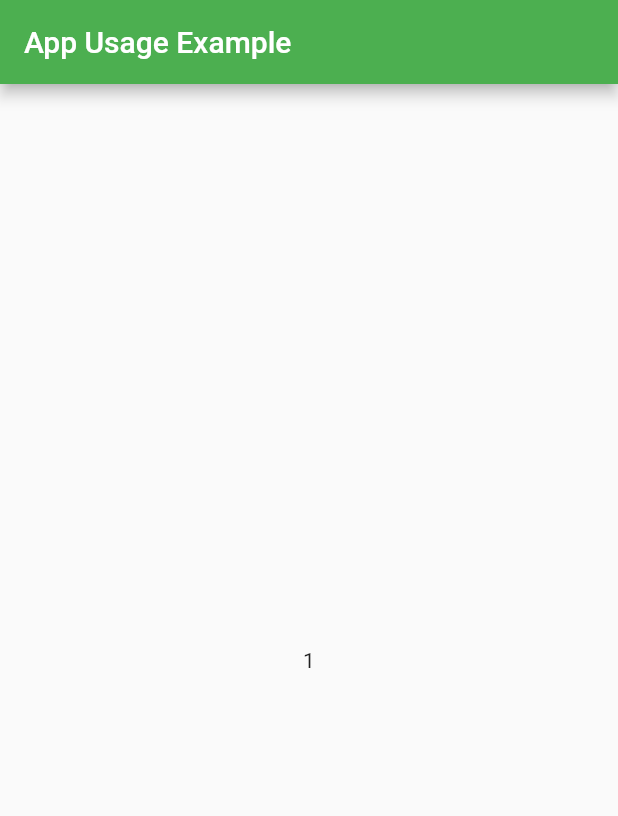
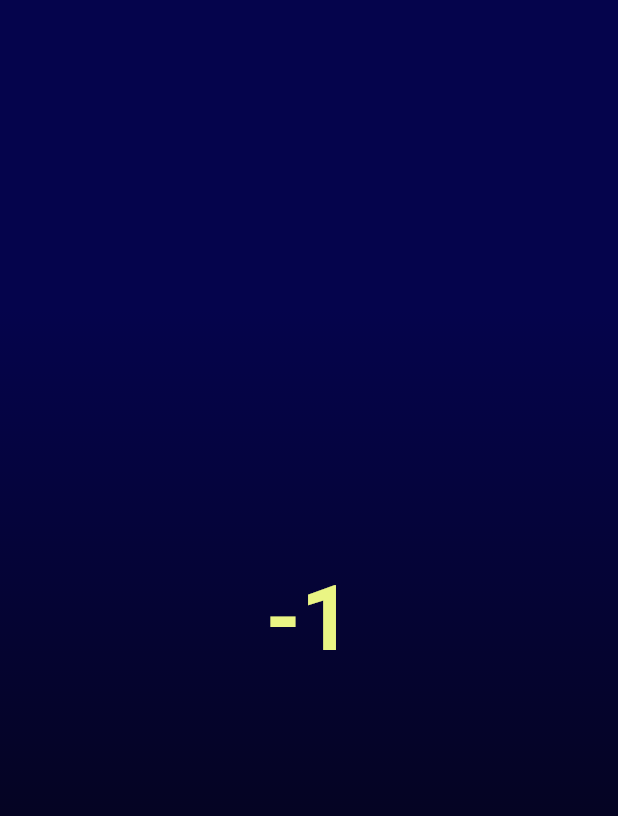
Before and after one commit to Spades13/Flutter_TM, a Flutter app: the screen it shows after launch, after a tap on "Start", on a phone screen of 412 x 824 dp. Shown: the top 816 px of the screen. Run offline on Flutter 3.47's test engine with Material 2 defaults, Android fonts, the phone set to English and light mode, and no system bars; our stand-ins replace google_nav_bar; missing offline and left inert: app_usage, usage_stats.

Commit message:
We did the colors today yay, home page timer and settings

```diff
--- a/tm/lib/main.dart
+++ b/tm/lib/main.dart
@@ -17,3 +17,8 @@ class MyApp extends StatelessWidget {
     );
   }
 }
+
+
+//Color.fromARGB(255, 5, 4, 51),
+//234, 245, 132, 12
+//
--- a/tm/lib/pages/settings.dart
+++ b/tm/lib/pages/settings.dart
@@ -1,5 +1,5 @@
 import 'package:flutter/material.dart';
-import 'package:flutter_settings_screens/flutter_settings_screens.dart';
+//import 'package:flutter_settings_screens/flutter_settings_screens.dart';
 
 class Settings extends StatefulWidget {
   @override
@@ -7,15 +7,44 @@ class Settings extends StatefulWidget {
 }
 
 class _Settings extends State<Settings> {
+  int _currentIcon = 0;
+
+  List<bool> isSelected = [false];
+  List<Widget> lighticon = [
+    Icon(Icons.lightbulb_circle),
+    Icon(Icons.lightbulb_circle_sharp)
+  ];
   @override
-  Widget build(BuildContext context) => Scaffold(
-        body: SafeArea(
-          child: ListView(
-            padding: EdgeInsets.all(24),
-            children: <Widget>[
-              //buildLogout(),
+  Widget build(BuildContext context) {
+    return Scaffold(
+      body: SafeArea(
+        child: Padding(
+          padding: const EdgeInsets.all(12),
+          child: Column(
+            children: [
+              Text("Settings",
+                  style: TextStyle(fontSize: 40, fontWeight: FontWeight.bold)),
+              Row(
+                children: [
+                  ToggleButtons(
+                    // ignore: sort_child_properties_last
+                    children: <Widget>[
+                      lighticon[_currentIcon],
+                    ],
+                    isSelected: isSelected,
+                    onPressed: (int newIndex) {
+                      print(newIndex);
+                      //when clicked it returns:
+                      // MAKE ICON CHANGE WHEN TAPPED WITH THE NEW LISTS I MADE
+                    },
+                    renderBorder: false,
+                  ),
+                ],
+              ),
             ],
           ),
         ),
-      );
+      ),
+    );
+  }
 }
--- a/tm/lib/pages/userhomepage.dart
+++ b/tm/lib/pages/userhomepage.dart
@@ -6,18 +6,56 @@ import 'package:tm/minutesstudy.dart';
 import 'package:tm/startbutton.dart';
 
 class UserHome extends StatelessWidget {
+  //variables
+  int study_hour = 0;
+  int study_minutes = 0;
+  int break_hour = 0;
+  int break_minutes = 0;
+
   @override
   Widget build(BuildContext context) {
-    return Scaffold(
-      backgroundColor: Color.fromARGB(255, 5, 4, 51),
+    return Container(
+      decoration: const BoxDecoration(
+          gradient: LinearGradient(
+              begin: Alignment.topCenter,
+              end: Alignment.bottomCenter,
+              colors: [
+            Color.fromARGB(255, 5, 4, 76),
+            Color.fromARGB(255, 5, 4, 76),
+            Color.fromARGB(255, 5, 4, 51),
+            Color.fromARGB(255, 5, 4, 26),
+            Color.fromARGB(255, 5, 4, 26),
+          ])),
+      child: Scaffold(
+        backgroundColor: Colors.transparent,
         body: Column(
           mainAxisAlignment: MainAxisAlignment.spaceAround,
           children: [
             Column(
-            mainAxisAlignment: MainAxisAlignment.end,
+              mainAxisAlignment: MainAxisAlignment.start,
+              children: [
+                Padding(
+                  padding: const EdgeInsets.fromLTRB(0, 150, 0, 0),
+                  child: Row(
+                    mainAxisAlignment: MainAxisAlignment.spaceAround,
                     children: [
                       Container(
-                  child: Text("Study", style: TextStyle(color: Colors.white))),
+                          //color: Colors.black,
+                          child: Text("Study",
+                              style: TextStyle(
+                                  color: Color.fromRGBO(234, 245, 132, 12),
+                                  fontSize: 40,
+                                  fontWeight: FontWeight.bold))),
+                      Container(
+                          //color: Colors.black,
+                          child: Text("Break",
+                              style: TextStyle(
+                                  color: Color.fromRGBO(234, 245, 132, 12),
+                                  fontSize: 40,
+                                  fontWeight: FontWeight.bold))),
+                    ],
+                  ),
+                ),
               ],
             ),
             Column(
@@ -28,25 +66,27 @@ class UserHome extends StatelessWidget {
                   mainAxisAlignment: MainAxisAlignment.center,
                   children: [
                     Padding(
-                    padding: const EdgeInsets.fromLTRB(20, 0, 30, 0),
+                      padding: const EdgeInsets.fromLTRB(20, 0, 30, 100),
                       child: Container(
                         padding: const EdgeInsets.all(0.0),
                         child: Row(
                           children: [
                             Container(
+                                //color: Colors.black,
                                 width: 60,
-                              height: 500,
+                                height: 250,
                                 child: ListWheelScrollView.useDelegate(
                                     onSelectedItemChanged: (value) =>
-                                      print(value),
+                                        study_hour = value,
                                     itemExtent: 40,
                                     perspective: 0.005,
-                                  diameterRatio: 0.8,
+                                    diameterRatio: 1.2,
                                     useMagnifier: true,
                                     magnification: 1.5,
                                     physics: const FixedExtentScrollPhysics(),
-                                  childDelegate: ListWheelChildBuilderDelegate(
-                                      childCount: 24,
+                                    childDelegate:
+                                        ListWheelChildBuilderDelegate(
+                                            childCount: 5,
                                             builder: (context, index) {
                                               return SHours(
                                                 shours: index,
@@ -60,18 +100,20 @@ class UserHome extends StatelessWidget {
                                       fontWeight: FontWeight.bold,
                                     ))),
                             Container(
+                                //color: Colors.black,
                                 width: 60,
-                              height: 500,
+                                height: 250,
                                 child: ListWheelScrollView.useDelegate(
-                                  onSelectedItemChanged: (value) =>
-                                      print(value),
+                                    onSelectedItemChanged: (value1) =>
+                                        study_minutes = value1,
                                     itemExtent: 40,
                                     perspective: 0.005,
-                                  diameterRatio: 0.8,
+                                    diameterRatio: 1.2,
                                     useMagnifier: true,
                                     magnification: 1.5,
                                     physics: const FixedExtentScrollPhysics(),
-                                  childDelegate: ListWheelChildBuilderDelegate(
+                                    childDelegate:
+                                        ListWheelChildBuilderDelegate(
                                             childCount: 60,
                                             builder: (context, index) {
                                               return SMinutes(
@@ -83,23 +125,26 @@ class UserHome extends StatelessWidget {
                       ),
                     ),
                     Padding(
-                    padding: const EdgeInsets.fromLTRB(30, 0, 20, 0),
+                      padding: const EdgeInsets.fromLTRB(30, 0, 20, 100),
                       child: Container(
                         padding: const EdgeInsets.all(0.0),
                         child: Row(
                           children: [
                             Container(
                                 width: 60,
-                              height: 500,
+                                height: 250,
                                 child: ListWheelScrollView.useDelegate(
+                                    onSelectedItemChanged: (value2) =>
+                                        break_hour = value2,
                                     itemExtent: 40,
                                     perspective: 0.005,
-                                  diameterRatio: 0.8,
+                                    diameterRatio: 1.2,
                                     physics: const FixedExtentScrollPhysics(),
                                     useMagnifier: true,
                                     magnification: 1.5,
-                                  childDelegate: ListWheelChildBuilderDelegate(
-                                      childCount: 24,
+                                    childDelegate:
+                                        ListWheelChildBuilderDelegate(
+                                            childCount: 5,
                                             builder: (context, index) {
                                               return BHours(
                                                 bhours: index,
@@ -114,15 +159,18 @@ class UserHome extends StatelessWidget {
                                     ))),
                             Container(
                                 width: 60,
-                              height: 500,
+                                height: 250,
                                 child: ListWheelScrollView.useDelegate(
+                                    onSelectedItemChanged: (value3) =>
+                                        break_minutes = value3,
                                     itemExtent: 40,
                                     perspective: 0.005,
-                                  diameterRatio: 0.8,
+                                    diameterRatio: 1.2,
                                     useMagnifier: true,
                                     magnification: 1.5,
                                     physics: const FixedExtentScrollPhysics(),
-                                  childDelegate: ListWheelChildBuilderDelegate(
+                                    childDelegate:
+                                        ListWheelChildBuilderDelegate(
                                             childCount: 60,
                                             builder: (context, index) {
                                               return BMinutes(
@@ -149,6 +197,7 @@ class UserHome extends StatelessWidget {
             ),
           ],
         ),
+      ),
     );
   }
 }
--- a/tm/lib/startbutton.dart
+++ b/tm/lib/startbutton.dart
@@ -8,7 +8,7 @@ class Startbutton extends StatelessWidget {
   @override
   Widget build(BuildContext context) {
     return Scaffold(
-      backgroundColor: Color.fromARGB(255, 5, 4, 51),
+      backgroundColor: Colors.transparent,
       body: Container(
         alignment: Alignment.center,
         padding: EdgeInsets.all(20),
@@ -18,7 +18,7 @@ class Startbutton extends StatelessWidget {
             minimumSize: Size(210, 80),
             textStyle: TextStyle(fontSize: 30, fontWeight: FontWeight.bold),
             primary: Color.fromARGB(61, 21, 142, 223),
-            onPrimary: Colors.white,
+            onPrimary: Color.fromRGBO(234, 245, 132, 12),
           ),
           child: Text('Start'),
           onPressed: () {
--- a/tm/lib/tracking.dart
+++ b/tm/lib/tracking.dart
@@ -4,6 +4,7 @@ import 'package:usage_stats/usage_stats.dart';
 //import 'package:permission_handler/permission_handler.dart';
 import 'main.dart';
 import 'package:flutter/services.dart';
+import 'pages/userhomepage.dart';
 
 void main() {
   runApp(Tracking());
@@ -16,7 +17,7 @@ class Tracking extends StatefulWidget {
 
 class _TrackingState extends State<Tracking> with WidgetsBindingObserver {
   late Timer timer;
-  int count = 0;
+  int count_study_seconds = 0;
   bool active = true;
 
   @override
@@ -26,7 +27,7 @@ class _TrackingState extends State<Tracking> with WidgetsBindingObserver {
     timer = Timer.periodic(Duration(seconds: 1), (tm) {
       if (active) {
         setState(() {
-          count += 1;
+          count_study_seconds -= 1;
         });
       }
     });
@@ -60,15 +61,26 @@ class _TrackingState extends State<Tracking> with WidgetsBindingObserver {
 
   @override
   Widget build(BuildContext context) {
-    return MaterialApp(
-        home: Scaffold(
-            appBar: AppBar(
-              title: const Text('App Usage Example'),
-              backgroundColor: Colors.green,
-            ),
-            body: Center(
-                child: Text(
-              "$count",
-            ))));
+    return Container(
+      decoration: const BoxDecoration(
+          gradient: LinearGradient(
+              begin: Alignment.topCenter,
+              end: Alignment.bottomCenter,
+              colors: [
+            Color.fromARGB(255, 5, 4, 76),
+            Color.fromARGB(255, 5, 4, 76),
+            Color.fromARGB(255, 5, 4, 51),
+            Color.fromARGB(255, 5, 4, 26),
+            Color.fromARGB(255, 5, 4, 26),
+          ])),
+      child: Scaffold(
+          backgroundColor: Colors.transparent,
+          body: Center(
+              child: Text("$count_study_seconds",
+                  style: TextStyle(
+                      color: Color.fromRGBO(234, 245, 132, 12),
+                      fontSize: 60,
+                      fontWeight: FontWeight.bold)))),
+    );
   }
 }
--- a/tm/pubspec.yaml
+++ b/tm/pubspec.yaml
@@ -37,7 +37,7 @@ dependencies:
   # Use with the CupertinoIcons class for iOS style icons.
   cupertino_icons: ^1.0.2
   google_nav_bar: ^5.0.6
-  flutter_settings_screens: ^0.2.2+1
+
 
 dev_dependencies:
   flutter_test:
```
Also changed, not shown: tm/pubspec.lock, 1 other file. Lines whose indentation alone changed are shown as unchanged.
